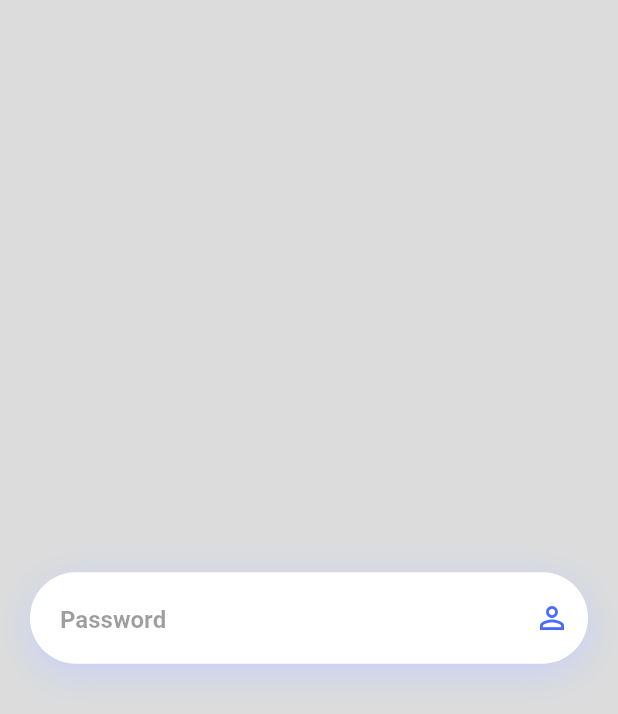
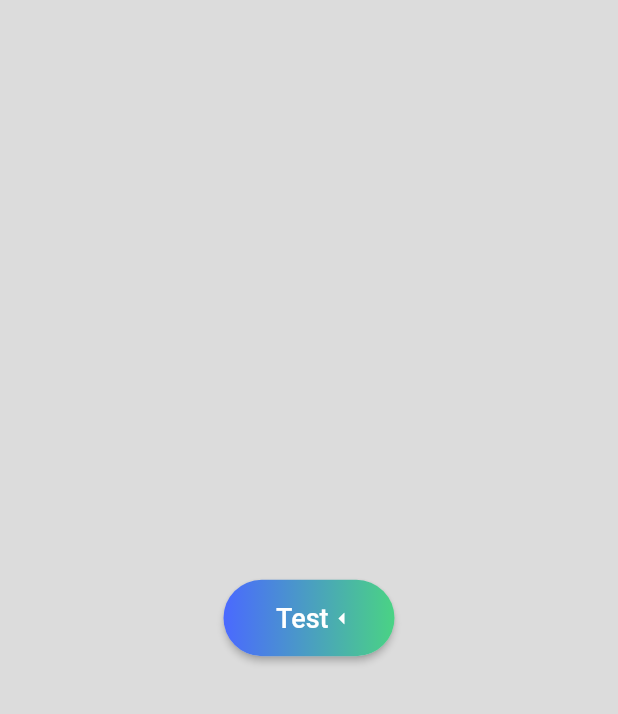
Before and after one commit to abuanwar072/Flutter-Auth-Screen-01, a Flutter app: the Test screen opened directly, on a phone screen of 412 x 824 dp. Shown: the top 714 px of the screen. Run offline on Flutter 3.47's test engine with Material 2 defaults, Android fonts, the phone set to English and light mode, and no system bars.

Commit message:
Login Screen done

```diff
--- a/lib/constant.dart
+++ b/lib/constant.dart
@@ -12,3 +12,8 @@ const TextStyle kHeading01 = TextStyle(
   color: Color(0xFF4A69FF),
   decoration: TextDecoration.none,
 );
+
+const List<Color> kButtonGradiant = <Color>[
+  Color(0xFF4A69FF),
+  Color(0xFF4AD384),
+];
--- a/lib/main.dart
+++ b/lib/main.dart
@@ -13,7 +13,7 @@ class MyApp extends StatelessWidget {
       title: 'Flutter Demo',
       theme: ThemeData.light(),
       // home: Login01(),
-      home: Test(),
+      home: Login01(),
     );
   }
 }
--- a/lib/screens/test.dart
+++ b/lib/screens/test.dart
@@ -1,4 +1,4 @@
-import 'package:auth_screen/constant.dart';
+import 'package:auth_screen/widgets/gradientButton.dart';
 import 'package:flutter/material.dart';
 
 class Test extends StatelessWidget {
@@ -9,78 +9,11 @@ class Test extends StatelessWidget {
         color: Colors.black12,
         alignment: Alignment.center,
         padding: EdgeInsets.all(20),
-        child: new MyInputFiled(
-          hint: "Password",
-          inputIcon: Icons.person_outline,
+        child: GradiantButton(
+          text: "Test",
+          icon: Icons.arrow_left,
         ),
       ),
     );
   }
 }
-
-class MyInputFiled extends StatelessWidget {
-  const MyInputFiled({
-    @required this.hint,
-    @required this.inputIcon,
-    this.borderRadious = 40.0,
-    this.keybord = TextInputType.text,
-    this.iconColor = kPrimary,
-    this.isPass = false,
-  });
-
-  final double borderRadious;
-  final String hint;
-  final TextInputType keybord;
-  final IconData inputIcon;
-  final Color iconColor;
-  final bool isPass;
-
-  @override
-  Widget build(BuildContext context) {
-    return Container(
-      decoration: BoxDecoration(
-        borderRadius: BorderRadius.all(
-          Radius.circular(borderRadious),
-        ),
-        boxShadow: [
-          BoxShadow(
-            color: kShadow,
-            offset: Offset(0, 6),
-            blurRadius: 20.0,
-          )
-        ],
-      ),
-      child: TextField(
-        obscureText: isPass,
-        keyboardType: keybord,
-        style: TextStyle(
-          fontWeight: FontWeight.w600,
-          fontSize: 18,
-        ),
-        decoration: InputDecoration(
-          counterStyle: TextStyle(
-            fontSize: 30,
-          ),
-          contentPadding: EdgeInsets.symmetric(vertical: 20, horizontal: 20),
-          suffixIcon: Icon(
-            inputIcon,
-            color: iconColor,
-          ),
-          hintText: hint,
-          hintStyle: TextStyle(
-            fontSize: 16,
-            color: Colors.black38,
-          ),
-          fillColor: Colors.white,
-          filled: true,
-          border: OutlineInputBorder(
-            borderSide: BorderSide.none,
-            borderRadius: BorderRadius.all(
-              Radius.circular(borderRadious),
-            ),
-          ),
-        ),
-      ),
-    );
-  }
-}
--- /dev/null
+++ b/lib/widgets/gradientButton.dart
@@ -0,0 +1,46 @@
+import 'package:flutter/material.dart';
+import 'package:auth_screen/constant.dart';
+
+class GradiantButton extends StatelessWidget {
+  GradiantButton({this.radious = 50, @required this.text, @required this.icon});
+
+  final double radious;
+  final String text;
+  final IconData icon;
+
+  @override
+  Widget build(BuildContext context) {
+    return RaisedButton(
+      onPressed: () {},
+      shape: RoundedRectangleBorder(
+        borderRadius: BorderRadius.circular(radious),
+      ),
+      padding: EdgeInsets.all(0),
+      child: Container(
+          padding: EdgeInsets.symmetric(vertical: 15, horizontal: 35),
+          decoration: BoxDecoration(
+            borderRadius: BorderRadius.circular(radious),
+            gradient: LinearGradient(
+              colors: kButtonGradiant,
+            ),
+          ),
+          child: Row(
+            mainAxisSize: MainAxisSize.min,
+            children: <Widget>[
+              Text(
+                "$text",
+                style: TextStyle(color: Colors.white, fontSize: 18),
+              ),
+              SizedBox(
+                width: 9,
+                child: Icon(
+                  icon,
+                  size: 18,
+                  color: Colors.white,
+                ),
+              )
+            ],
+          )),
+    );
+  }
+}
```
Also changed, not shown: lib/screens/01_login.dart (+57 -29 lines), lib/widgets/inputFiled.dart (+71 -0 lines).
